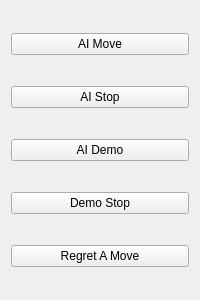
The window that Test_1/hex_ui/FuncWidget.ui (supine0703/HexKing) describes before a commit, drawn with Qt 5.
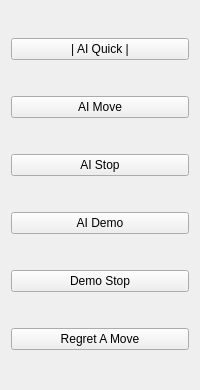
The same window after the commit.

```diff
--- a/Test_1/hex_ui/FuncWidget.ui
+++ b/Test_1/hex_ui/FuncWidget.ui
@@ -7,7 +7,7 @@
     <x>0</x>
     <y>0</y>
     <width>200</width>
-    <height>300</height>
+    <height>390</height>
    </rect>
   </property>
   <property name="minimumSize">
@@ -28,6 +28,19 @@
    <property name="spacing">
     <number>9</number>
    </property>
+   <item>
+    <widget class="QPushButton" name="ai_quick">
+     <property name="text">
+      <string>| AI Quick |</string>
+     </property>
+     <property name="checkable">
+      <bool>true</bool>
+     </property>
+     <property name="checked">
+      <bool>false</bool>
+     </property>
+    </widget>
+   </item>
    <item>
     <widget class="QPushButton" name="ai_move">
      <property name="sizePolicy">
```
